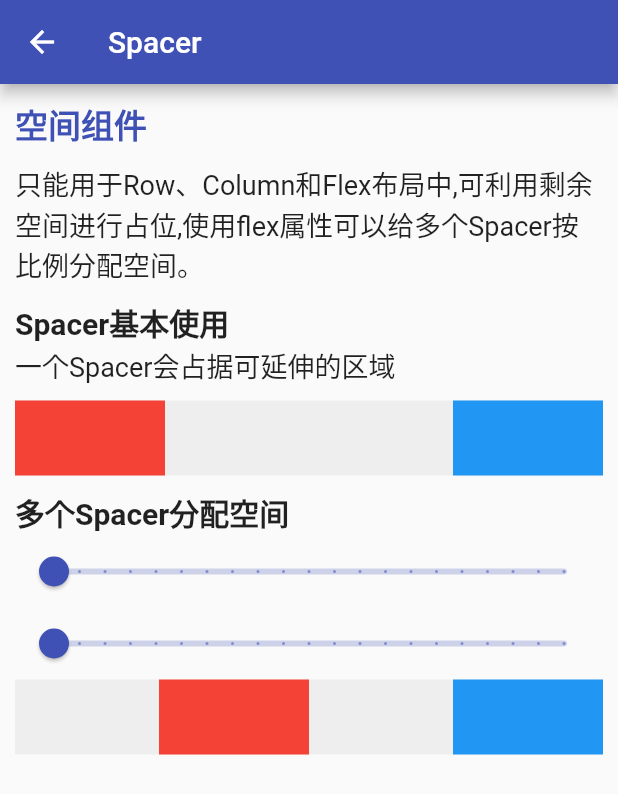
After one commit to ziqicongdonglai/flutter_learning, a Flutter app: the SpacerWidget screen opened by its route, on a phone screen of 412 x 824 dp. The commit adds this screen. Shown: the top 794 px of the screen. Run offline on Flutter 3.47's test engine with Material 2 defaults, Android fonts, the phone set to English and light mode, and no system bars; missing offline and left inert: dart:ffi.

Commit message:
feat: flutter组件学习（4）

```diff
--- a/flutter_demo/lib/common/data.dart
+++ b/flutter_demo/lib/common/data.dart
@@ -58,7 +58,31 @@ final statelessList = <ContainerInfo>[
   ContainerInfo('ButtonWidget', '各类Button组件', '/button'),
   ContainerInfo('CardWidget', '卡片组件，基于Material组件实现，用于将单个组件卡片化。', '/card'),
   ContainerInfo(
-      'VisiblityWidget', '显隐组件，控制一个组件显示或隐藏，可设置隐藏后的占位组件。', '/visibility')
+      'VisiblityWidget', '显隐组件，控制一个组件显示或隐藏，可设置隐藏后的占位组件。', '/visibility'),
+  ContainerInfo('ListTileWidget',
+      'Flutter提供的一个通用列表条目结构,为左中右结构。相应位置可插入组件,可以很方便地应对特定的条目。', '/listtile'),
+  ContainerInfo(
+      'CheckboxListTileWidget',
+      'Flutter提供的一个通用列表条目结构，为左中结构，尾部是一个CheckBox。相应位置可插入组件，可以很方便地应对特定的条目。',
+      '/checkboxlisttile'),
+  ContainerInfo(
+      'SwitchListTileWidget',
+      'Flutter提供的一个通用列表条目结构,为左中结构,尾部是一个Switch。相应位置可插入组件，可以很方便地应对特定的条目。',
+      '/switchlisttile'),
+  ContainerInfo(
+      'RadioListTileWidget',
+      'Flutter提供的一个通用列表条目结构，为左中结构,尾部是一个Radio。相应位置可插入组件，可以很方便地应对特定的条目。',
+      '/radiolisttile'),
+  ContainerInfo('GridTileWidget', 'Flutter提供的一个通用列表条目结构，可指定头、尾、子组件，常用于网格列表。',
+      '/gridtile'),
+  ContainerInfo('AboutListTileWidget',
+      '一个点击条目，点击时可以弹出应用相关信息，可指定应用图标、应用应用版本号等信息和内部的子组件列表。', '/aboutlisttile'),
+  ContainerInfo(
+      'SpacerWidget',
+      '只能用于Row、Column和Flex布局中,可利用剩余空间进行占位,使用flex属性可以给多个Spacer按比例分配空间。',
+      '/spacer'),
+  ContainerInfo('AlertDialogWidget',
+      '一个通用的对话框结构,可指定头、中、尾处的组件。拥有标题、内容的文字样式和边距、影深、形状等属性。', '/alertdialog'),
 ];
 
 // 有状态组件
--- /dev/null
+++ b/flutter_demo/lib/widget/stateless/spacer_widget.dart
@@ -0,0 +1,123 @@
+import 'package:flutter/material.dart';
+import 'package:flutter_demo/common/style.dart';
+
+class SpacerWidget extends StatefulWidget {
+  const SpacerWidget({Key? key}) : super(key: key);
+
+  @override
+  State<SpacerWidget> createState() => _SpacerWidgetState();
+}
+
+class _SpacerWidgetState extends State<SpacerWidget> {
+  int _flexA = 1;
+  int _flexB = 1;
+
+  @override
+  Widget build(BuildContext context) {
+    return Scaffold(
+        appBar: AppBar(
+          title: const Text('Spacer'),
+        ),
+        body: Container(
+          padding: const EdgeInsets.all(10),
+          child: SingleChildScrollView(
+            // Optional
+            child: Column(
+              crossAxisAlignment: CrossAxisAlignment.start,
+              children: <Widget>[
+                const Text('空间组件', style: titleStyle),
+                Container(
+                  margin: const EdgeInsets.symmetric(vertical: 10.0),
+                  child: const Text(
+                    '只能用于Row、Column和Flex布局中,可利用剩余空间进行占位,使用flex属性可以给多个Spacer按比例分配空间。',
+                    style: descStyle,
+                  ),
+                ),
+                const Text(
+                  'Spacer基本使用',
+                  style: subTitleStyle,
+                ),
+                const Text(
+                  '一个Spacer会占据可延伸的区域',
+                  style: descStyle,
+                ),
+                Container(
+                  margin: const EdgeInsets.symmetric(vertical: 10.0),
+                  color: Colors.grey.withAlpha(33),
+                  child: Row(
+                    children: <Widget>[
+                      Container(
+                        alignment: Alignment.center,
+                        width: 100,
+                        height: 50,
+                        color: Colors.red,
+                      ),
+                      const Spacer(),
+                      Container(
+                        alignment: Alignment.center,
+                        width: 100,
+                        height: 50,
+                        color: Colors.blue,
+                      ),
+                    ],
+                  ),
+                ),
+                const Text(
+                  '多个Spacer分配空间',
+                  style: subTitleStyle,
+                ),
+                _buildSliders(),
+                Container(
+                  color: Colors.grey.withAlpha(33),
+                  child: Row(
+                    children: <Widget>[
+                      Spacer(flex: _flexA),
+                      Container(
+                        alignment: Alignment.center,
+                        width: 100,
+                        height: 50,
+                        color: Colors.red,
+                      ),
+                      Spacer(
+                        flex: _flexB,
+                      ),
+                      Container(
+                        alignment: Alignment.center,
+                        width: 100,
+                        height: 50,
+                        color: Colors.blue,
+                      ),
+                    ],
+                  ),
+                )
+              ],
+            ),
+          ),
+        ));
+  }
+
+  Widget _buildSliders() {
+    return Column(
+      children: <Widget>[
+        Slider(
+          // 刻度数量
+          divisions: 20,
+          min: 1,
+          max: 10,
+          // 气泡文本
+          label: "左边flex: $_flexA",
+          value: _flexA.toDouble(),
+          onChanged: (v) => setState(() => _flexA = v.round()),
+        ),
+        Slider(
+          divisions: 20,
+          min: 1,
+          max: 10,
+          label: "右边flex: $_flexB",
+          value: _flexB.toDouble(),
+          onChanged: (v) => setState(() => _flexB = v.round()),
+        ),
+      ],
+    );
+  }
+}
```
Also changed, not shown: flutter_demo/lib/common/routes.dart (+16 -0 lines), flutter_demo/lib/main.dart (+9 -0 lines), flutter_demo/lib/widget/stateless/aboutlisttile_widget.dart (added, +51 -0 lines), flutter_demo/lib/widget/stateless/alertdialog_widget.dart (added, +112 -0 lines), flutter_demo/lib/widget/stateless/checkboxlisttile_widget.dart (added, +60 -0 lines), flutter_demo/lib/widget/stateless/gridtile_widget.dart (added, +70 -0 lines), flutter_demo/lib/widget/stateless/listtile_widget.dart (added, +60 -0 lines), flutter_demo/lib/widget/stateless/radiolisttile_widget.dart (added, +82 -0 lines), flutter_demo/lib/widget/stateless/switchlisttile_widget.dart (added, +64 -0 lines), flutter_demo/images/dart.webp (added), flutter_demo/images/flutter.webp (added), flutter_demo/images/java.webp (added), flutter_demo/images/kotlin.webp (added).
